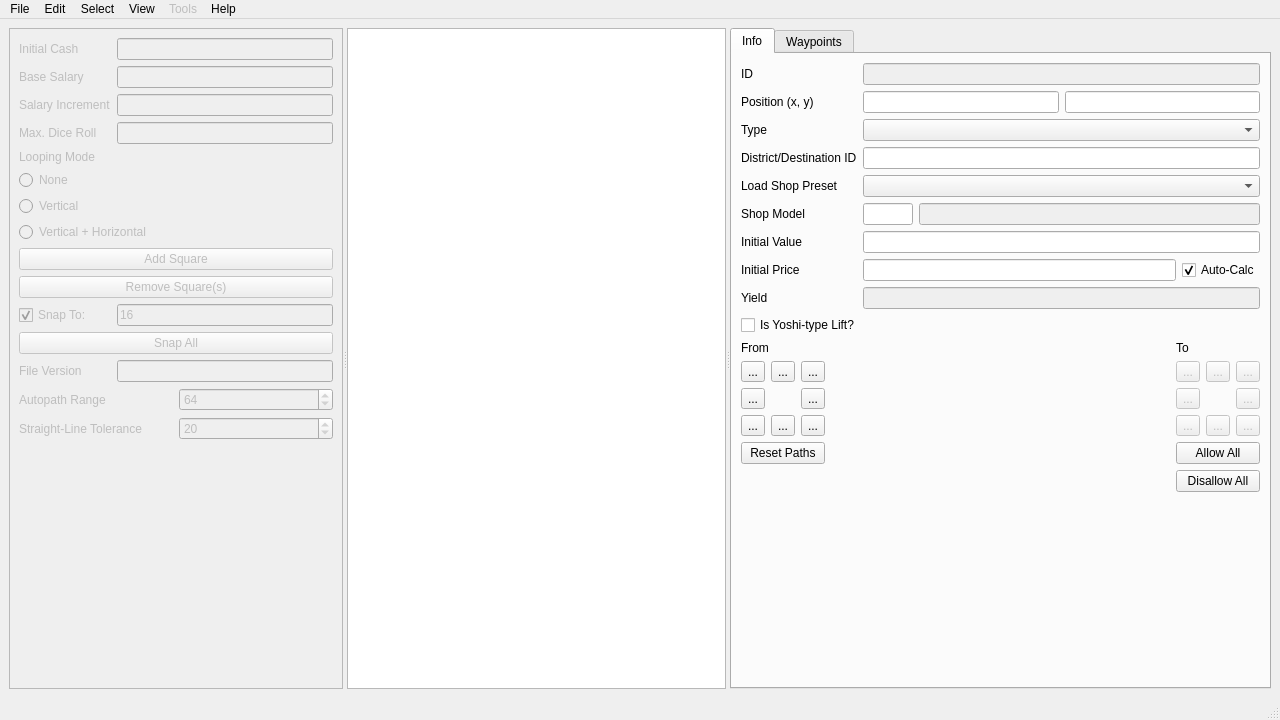
Before: the Qt Designer form mainwindow.ui in FortuneStreetModding/fortune-avenue-qt, drawn with Qt 5.
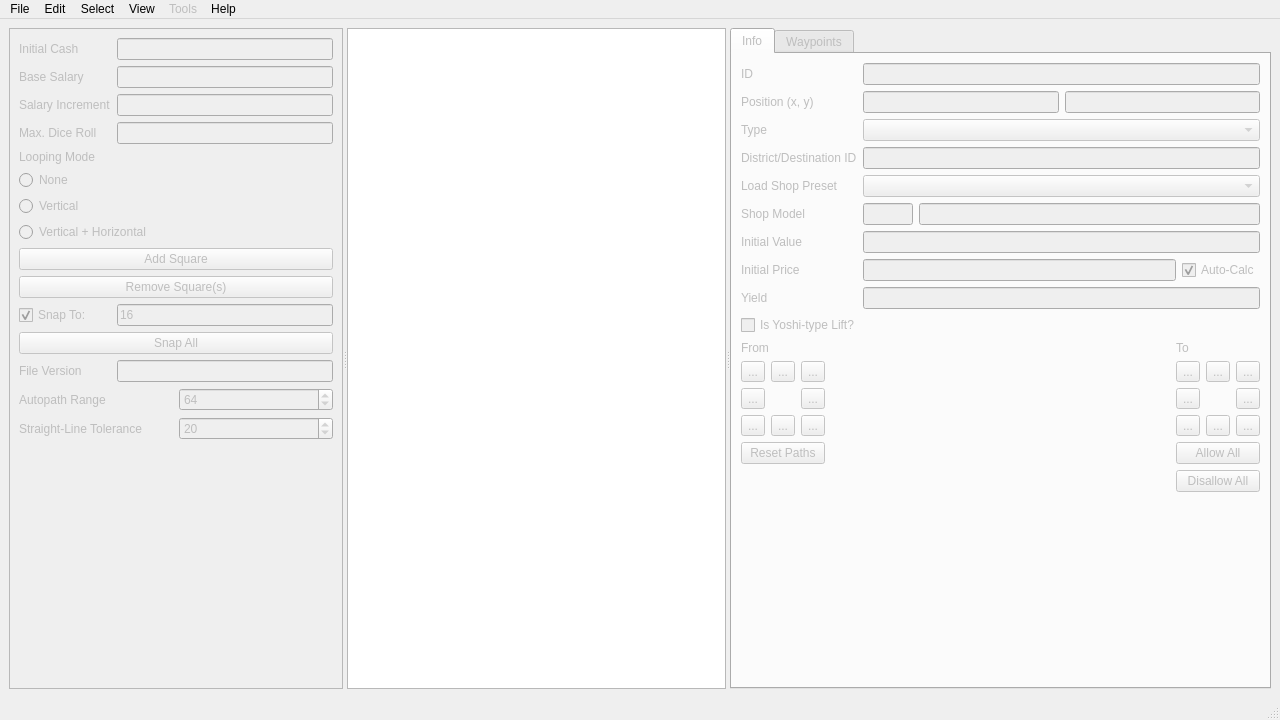
After: the same form once the commit is applied. Icons and pictures are not drawn.

```diff
--- a/mainwindow.ui
+++ b/mainwindow.ui
@@ -264,7 +264,7 @@
       </widget>
       <widget class="QTabWidget" name="squareEdit">
        <property name="enabled">
-        <bool>true</bool>
+        <bool>false</bool>
        </property>
        <property name="sizePolicy">
         <sizepolicy hsizetype="Preferred" vsizetype="Preferred">
```
